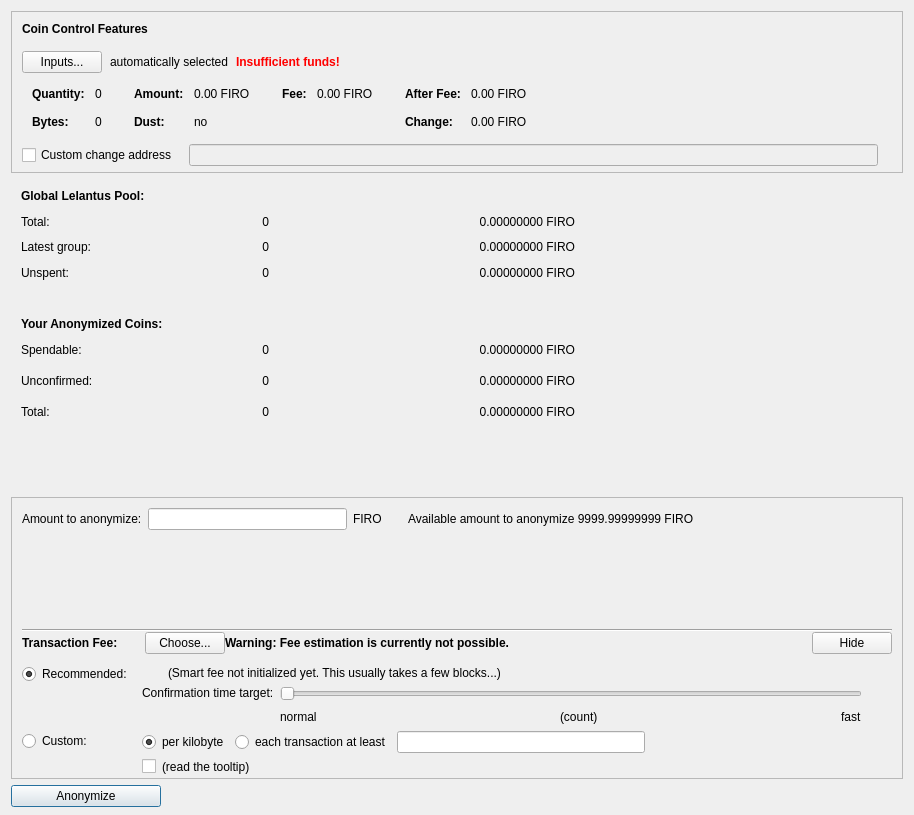
Qt form src/qt/forms/lelantusdialog.ui (firoorg/firo) before a commit.
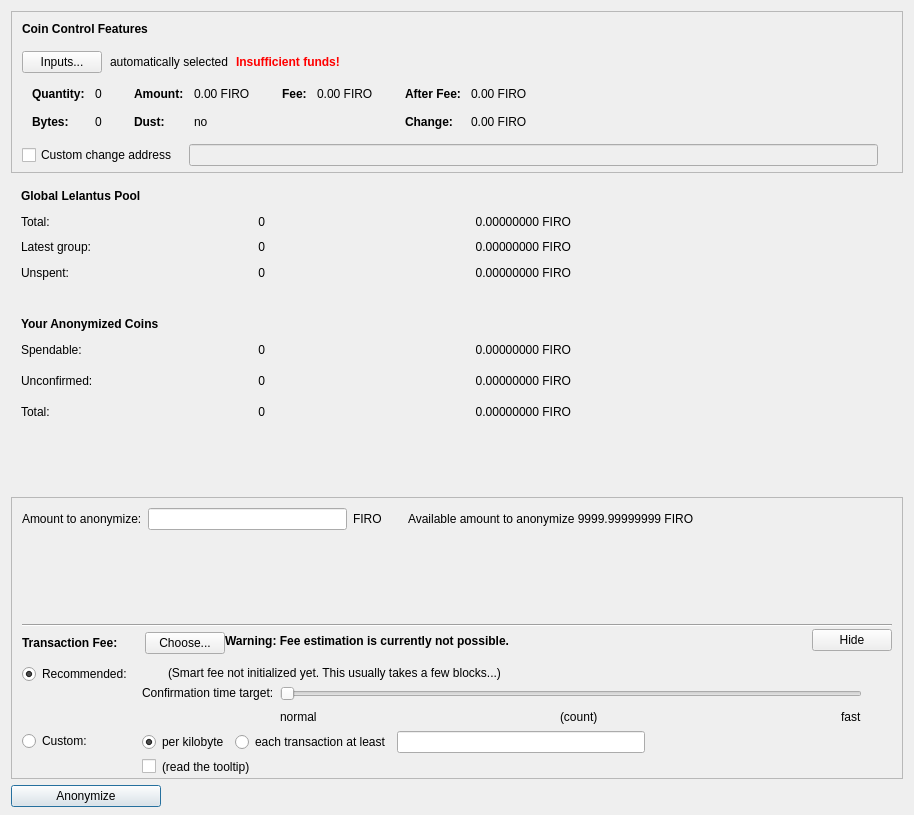
The same form after that commit. Icons and pictures are not drawn. Custom widgets are drawn as their Qt base class.

Diff of the .ui file:
```diff
--- a/src/qt/forms/lelantusdialog.ui
+++ b/src/qt/forms/lelantusdialog.ui
@@ -651,7 +651,7 @@
           </font>
          </property>
          <property name="text">
-          <string>Global Lelantus Pool:</string>
+          <string>Global Lelantus Pool</string>
          </property>
         </widget>
        </item>
@@ -783,7 +783,7 @@
           </font>
          </property>
          <property name="text">
-          <string>Your Anonymized Coins:</string>
+          <string>Your Anonymized Coins</string>
          </property>
          <property name="alignment">
           <set>Qt::AlignBottom|Qt::AlignLeading|Qt::AlignLeft</set>
@@ -1063,6 +1063,22 @@
             <property name="spacing">
              <number>0</number>
             </property>
+            <item>
+             <spacer name="verticalSpacer_8">
+              <property name="orientation">
+               <enum>Qt::Vertical</enum>
+              </property>
+              <property name="sizeType">
+               <enum>QSizePolicy::Fixed</enum>
+              </property>
+              <property name="sizeHint" stdset="0">
+               <size>
+                <width>1</width>
+                <height>5</height>
+               </size>
+              </property>
+             </spacer>
+            </item>
             <item>
              <layout class="QHBoxLayout" name="horizontalLayoutSmartFee">
               <property name="spacing">
```
Left out of the diff: 14 changed lines with no effect on the pictures.
